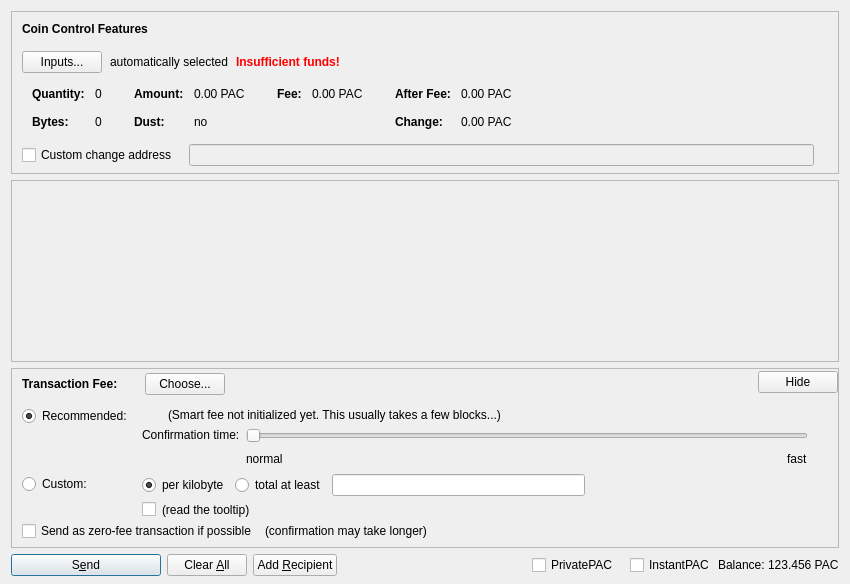
First picture: the form in src/qt/forms/sendcoinsdialog.ui, repository theRealDijida/PAC, before the edit.
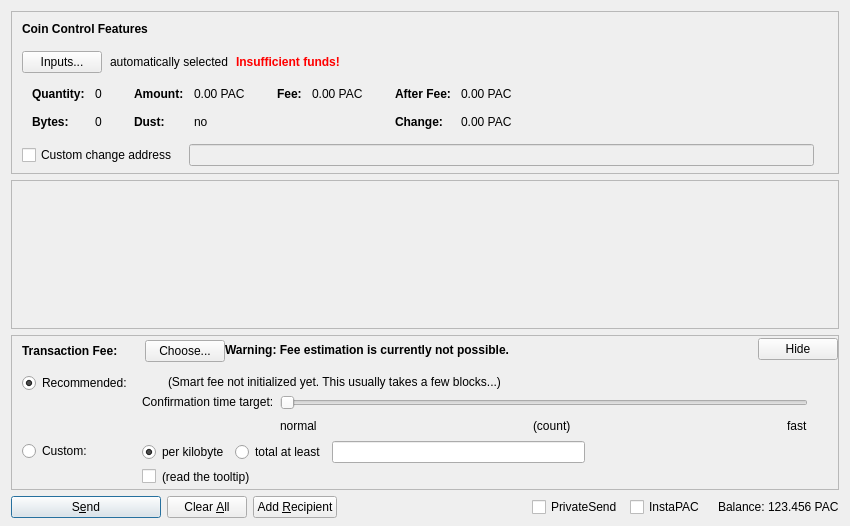
Second picture: the form after the edit. Custom widgets are drawn as their Qt base class.

What changed in the file:
```diff
--- a/src/qt/forms/sendcoinsdialog.ui
+++ b/src/qt/forms/sendcoinsdialog.ui
@@ -7,7 +7,7 @@
     <x>0</x>
     <y>0</y>
     <width>850</width>
-    <height>584</height>
+    <height>526</height>
    </rect>
   </property>
   <property name="windowTitle">
@@ -587,8 +587,8 @@
        <rect>
         <x>0</x>
         <y>0</y>
-        <width>824</width>
-        <height>72</height>
+        <width>830</width>
+        <height>104</height>
        </rect>
       </property>
       <layout class="QVBoxLayout" name="verticalLayout_2" stretch="0,1">
@@ -759,11 +759,33 @@
             </item>
            </layout>
           </item>
+          <item>
+           <widget class="QLabel" name="fallbackFeeWarningLabel">
+            <property name="toolTip">
+             <string>Using the fallbackfee can result in sending a transaction that will take several hours or days (or never) to confirm. Consider choosing your fee manually or wait until your have validated the complete chain.</string>
+            </property>
+            <property name="font">
+            <font>
+                <weight>75</weight>
+                <bold>true</bold>
+            </font>
+            </property>
+            <property name="text">
+             <string>Warning: Fee estimation is currently not possible.</string>
+            </property>
+            <property name="wordWrap">
+             <bool>false</bool>
+            </property>
+           </widget>
+          </item>
           <item>
            <spacer name="horizontalSpacer_4">
             <property name="orientation">
              <enum>Qt::Horizontal</enum>
             </property>
+            <property name="sizeType">
+             <enum>QSizePolicy::MinimumExpanding</enum>
+            </property>
             <property name="sizeHint" stdset="0">
              <size>
               <width>40</width>
@@ -1031,7 +1053,7 @@
                    <item>
                     <widget class="QLabel" name="labelSmartFee3">
                      <property name="text">
-                      <string>Confirmation time:</string>
+                      <string>Confirmation time target:</string>
                      </property>
                      <property name="margin">
                       <number>2</number>
@@ -1064,7 +1086,7 @@
                       <number>0</number>
                      </property>
                      <property name="maximum">
-                      <number>24</number>
+                      <number>23</number>
                      </property>
                      <property name="pageStep">
                       <number>1</number>
@@ -1095,6 +1117,26 @@
                        </property>
                       </widget>
                      </item>
+                     <item>
+                      <spacer name="horizontalSpacer_7">
+                       <property name="orientation">
+                        <enum>Qt::Horizontal</enum>
+                       </property>
+                       <property name="sizeHint" stdset="0">
+                        <size>
+                         <width>40</width>
+                         <height>20</height>
+                        </size>
+                       </property>
+                      </spacer>
+                     </item>
+                     <item>
+                      <widget class="QLabel" name="confirmationTargetLabel">
+                       <property name="text">
+                        <string notr="true">(count)</string>
+                       </property>
+                      </widget>
+                     </item>
                      <item>
                       <spacer name="horizontalSpacer_3">
                        <property name="orientation">
@@ -1138,59 +1180,6 @@
              </item>
             </layout>
            </item>
-           <item>
-            <layout class="QHBoxLayout" name="horizontalLayoutFee5" stretch="0,0,0">
-             <property name="spacing">
-              <number>8</number>
-             </property>
-             <property name="bottomMargin">
-              <number>4</number>
-             </property>
-             <item>
-              <widget class="QCheckBox" name="checkBoxFreeTx">
-               <property name="text">
-                <string>Send as zero-fee transaction if possible</string>
-               </property>
-              </widget>
-             </item>
-             <item>
-              <widget class="QLabel" name="labelFreeTx">
-               <property name="text">
-                <string>(confirmation may take longer)</string>
-               </property>
-               <property name="margin">
-                <number>5</number>
-               </property>
-              </widget>
-             </item>
-             <item>
-              <spacer name="horizontalSpacerFee5">
-               <property name="orientation">
-                <enum>Qt::Horizontal</enum>
-               </property>
-               <property name="sizeHint" stdset="0">
-                <size>
-                 <width>1</width>
-                 <height>1</height>
-                </size>
-               </property>
-              </spacer>
-             </item>
-            </layout>
-           </item>
-           <item>
-            <spacer name="verticalSpacerFee2">
-             <property name="orientation">
-              <enum>Qt::Vertical</enum>
-             </property>
-             <property name="sizeHint" stdset="0">
-              <size>
-               <width>1</width>
-               <height>1</height>
-              </size>
-             </property>
-            </spacer>
-           </item>
           </layout>
          </widget>
         </item>
@@ -1295,7 +1284,7 @@
           </size>
          </property>
          <property name="text">
-          <string>PrivatePAC</string>
+          <string>PrivateSend</string>
          </property>
          <property name="checked">
           <bool>false</bool>
@@ -1314,7 +1303,7 @@
           </size>
          </property>
          <property name="text">
-          <string>InstantPAC</string>
+          <string>InstaPAC</string>
          </property>
         </widget>
        </item>
```
Left out of the diff: 10 changed lines with no effect on the pictures.
